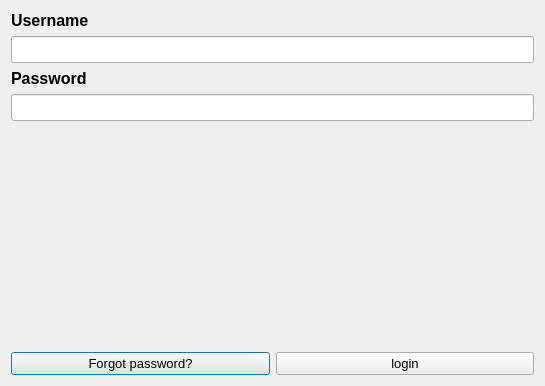
This is Time_Test_interface_login.ui in SpencerGSherman/Time-Tracking-Software as Qt 5 draws it before an edit. The edited form follows.
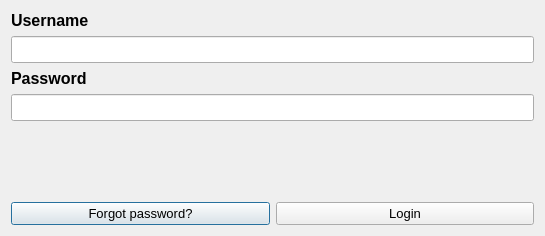
This is the edited form.

What changed in the file:
```diff
--- a/Time_Test_interface_login.ui
+++ b/Time_Test_interface_login.ui
@@ -7,7 +7,7 @@
     <x>0</x>
     <y>0</y>
     <width>545</width>
-    <height>386</height>
+    <height>236</height>
    </rect>
   </property>
   <property name="windowTitle">
@@ -99,7 +99,7 @@
         </font>
        </property>
        <property name="text">
-        <string>login</string>
+        <string>Login</string>
        </property>
       </widget>
      </item>
```
Left out of the diff: 12 changed lines with no effect on the pictures.
